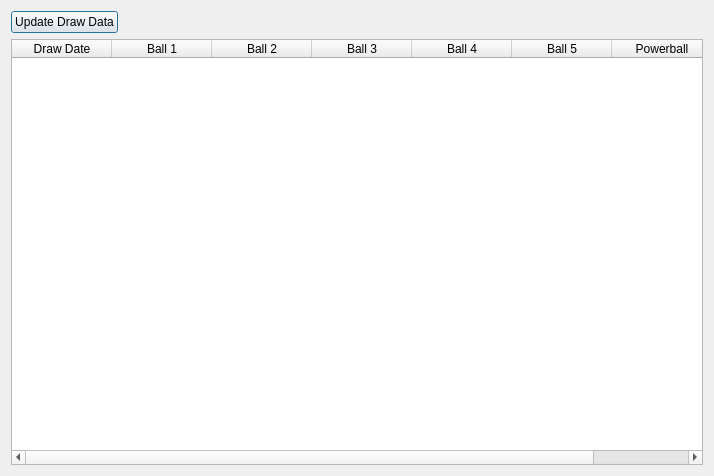
Before: the Qt Designer form LottoWindow.ui in SD-MotoRider/QTLottoTracker, drawn with Qt 5.
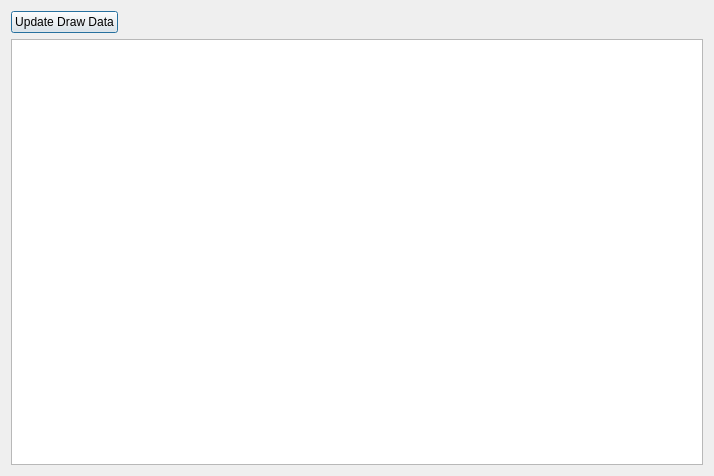
After: the same form once the commit is applied.

What changed in the file:
```diff
--- a/LottoWindow.ui
+++ b/LottoWindow.ui
@@ -39,42 +39,22 @@
     </layout>
    </item>
    <item>
-    <widget class="QTableWidget" name="_drawTable">
-     <column>
-      <property name="text">
-       <string>Draw Date</string>
-      </property>
-     </column>
-     <column>
-      <property name="text">
-       <string>Ball 1</string>
-      </property>
-     </column>
-     <column>
-      <property name="text">
-       <string>Ball 2</string>
-      </property>
-     </column>
-     <column>
-      <property name="text">
-       <string>Ball 3</string>
-      </property>
-     </column>
-     <column>
-      <property name="text">
-       <string>Ball 4</string>
-      </property>
-     </column>
-     <column>
-      <property name="text">
-       <string>Ball 5</string>
-      </property>
-     </column>
-     <column>
-      <property name="text">
-       <string>Powerball</string>
-      </property>
-     </column>
+    <widget class="QTableView" name="_drawTable">
+     <property name="editTriggers">
+      <set>QAbstractItemView::NoEditTriggers</set>
+     </property>
+     <property name="selectionMode">
+      <enum>QAbstractItemView::NoSelection</enum>
+     </property>
+     <property name="selectionBehavior">
+      <enum>QAbstractItemView::SelectRows</enum>
+     </property>
+     <attribute name="horizontalHeaderStretchLastSection">
+      <bool>true</bool>
+     </attribute>
+     <attribute name="verticalHeaderVisible">
+      <bool>false</bool>
+     </attribute>
     </widget>
    </item>
   </layout>
```
Left out of the diff: 2 changed lines with no effect on the pictures.
